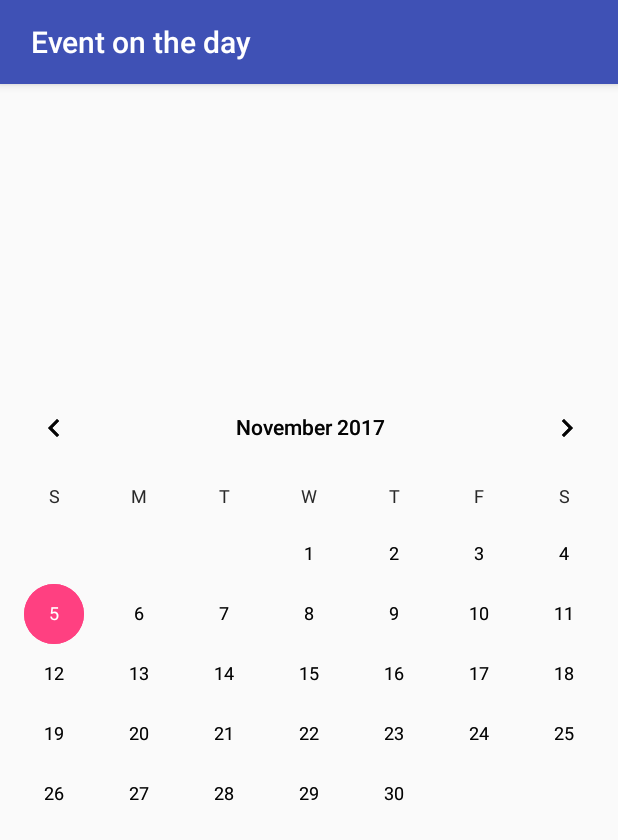
After one commit to intersignature/final_project_android, an Android app: the fragment CalendarFragment placed in its activity, on a phone screen of 412 x 824 dp. The commit adds this screen. Shown: the top 840 px of the screen. Run offline under Robolectric (Android 15) with nearby library versions, the phone set to English and light mode, and no system bars.

Commit message:
add calendar fragment to activity_main

```diff
--- a/Eventontheday/app/build.gradle
+++ b/Eventontheday/app/build.gradle
@@ -2,7 +2,7 @@ apply plugin: 'com.android.application'
 
 android {
     compileSdkVersion 26
-    buildToolsVersion "26.0.1"
+    buildToolsVersion '26.0.2'
     defaultConfig {
         applicationId "kmitl.final_project.sirichai.eventontheday"
         minSdkVersion 23
--- /dev/null
+++ b/Eventontheday/app/src/main/java/kmitl/final_project/sirichai/eventontheday/CalendarFragment.java
@@ -0,0 +1,20 @@
+package kmitl.final_project.sirichai.eventontheday;
+
+import android.app.Fragment;
+import android.os.Bundle;
+import android.support.annotation.Nullable;
+import android.view.LayoutInflater;
+import android.view.View;
+import android.view.ViewGroup;
+
+/**
+ * Created by atomiz on 6/11/2560.
+ */
+
+public class CalendarFragment extends Fragment {@Override
+    public View onCreateView(LayoutInflater inflater, ViewGroup container,
+                         Bundle savedInstanceState) {
+    // Inflate the layout for this fragment
+    return inflater.inflate(R.layout.fragment_calendar, container, false);
+}
+}
--- a/Eventontheday/app/src/main/java/kmitl/final_project/sirichai/eventontheday/MainActivity.java
+++ b/Eventontheday/app/src/main/java/kmitl/final_project/sirichai/eventontheday/MainActivity.java
@@ -1,13 +1,39 @@
 package kmitl.final_project.sirichai.eventontheday;
 
+import android.content.Context;
+import android.support.annotation.NonNull;
 import android.support.v7.app.AppCompatActivity;
 import android.os.Bundle;
+import android.widget.CalendarView;
+import android.widget.FrameLayout;
+import android.widget.Toast;
+
+import java.util.Calendar;
+import java.util.Date;
 
 public class MainActivity extends AppCompatActivity {
-
+    private CalendarView mCalendarView;
     @Override
     protected void onCreate(Bundle savedInstanceState) {
         super.onCreate(savedInstanceState);
         setContentView(R.layout.activity_main);
+
+        mCalendarView = (CalendarView) findViewById(R.id.calendarView);
+        mCalendarView.setOnDateChangeListener(new CalendarView.OnDateChangeListener() {
+            @Override
+            public void onSelectedDayChange(@NonNull CalendarView calendarView, int i, int i1, int i2) {
+                Context context = getApplicationContext();
+                String selectDate = i+"/"+i1+"/"+i2;
+                Toast.makeText(context, selectDate, Toast.LENGTH_SHORT).show();
+        //change calendar date to selected date
+//                Calendar calendar = Calendar.getInstance();
+//                calendar.set(Calendar.YEAR, 2014);
+//                calendar.set(Calendar.MONTH, 3);
+//                calendar.set(Calendar.DAY_OF_MONTH, 22);
+//                long milliTime = calendar.getTimeInMillis();
+//                mCalendarView.setDate(milliTime ,true,true);
+            }
+        });
+
     }
 }
--- a/Eventontheday/app/src/main/res/layout/activity_main.xml
+++ b/Eventontheday/app/src/main/res/layout/activity_main.xml
@@ -6,13 +6,18 @@
     android:layout_height="match_parent"
     tools:context="kmitl.final_project.sirichai.eventontheday.MainActivity">
 
-    <TextView
-        android:layout_width="wrap_content"
-        android:layout_height="wrap_content"
-        android:text="Hello World!"
+
+    <fragment
+        android:id="@+id/fragment_calendar"
+        android:name="kmitl.final_project.sirichai.eventontheday.CalendarFragment"
+        android:layout_width="438dp"
+        android:layout_height="378dp"
+        android:layout_marginBottom="8dp"
+        android:layout_marginEnd="8dp"
+        android:layout_marginStart="8dp"
+        android:layout_marginTop="8dp"
         app:layout_constraintBottom_toBottomOf="parent"
-        app:layout_constraintLeft_toLeftOf="parent"
-        app:layout_constraintRight_toRightOf="parent"
-        app:layout_constraintTop_toTopOf="parent" />
-
+        app:layout_constraintEnd_toEndOf="parent"
+        app:layout_constraintStart_toStartOf="parent"
+        app:layout_constraintTop_toTopOf="parent"></fragment>
 </android.support.constraint.ConstraintLayout>
--- /dev/null
+++ b/Eventontheday/app/src/main/res/layout/fragment_calendar.xml
@@ -0,0 +1,13 @@
+<FrameLayout xmlns:android="http://schemas.android.com/apk/res/android"
+    xmlns:tools="http://schemas.android.com/tools"
+    android:layout_width="match_parent"
+    android:layout_height="match_parent"
+    tools:context="kmitl.final_project.sirichai.eventontheday.CalendarFragment">
+
+    <!-- TODO: Update blank fragment layout -->
+
+    <CalendarView
+        android:id="@+id/calendarView"
+        android:layout_width="match_parent"
+        android:layout_height="match_parent" />
+</FrameLayout>
--- a/Eventontheday/app/src/main/res/values/strings.xml
+++ b/Eventontheday/app/src/main/res/values/strings.xml
@@ -1,3 +1,6 @@
 <resources>
     <string name="app_name">" Event on the day"</string>
+
+    <!-- TODO: Remove or change this placeholder text -->
+    <string name="hello_blank_fragment">Hello blank fragment</string>
 </resources>
--- a/Eventontheday/build.gradle
+++ b/Eventontheday/build.gradle
@@ -5,7 +5,7 @@ buildscript {
         jcenter()
     }
     dependencies {
-        classpath 'com.android.tools.build:gradle:2.3.3'
+        classpath 'com.android.tools.build:gradle:3.0.0'
 
         // NOTE: Do not place your application dependencies here; they belong
         // in the individual module build.gradle files
```
Also changed, not shown: Eventontheday/gradle/wrapper/gradle-wrapper.properties.
